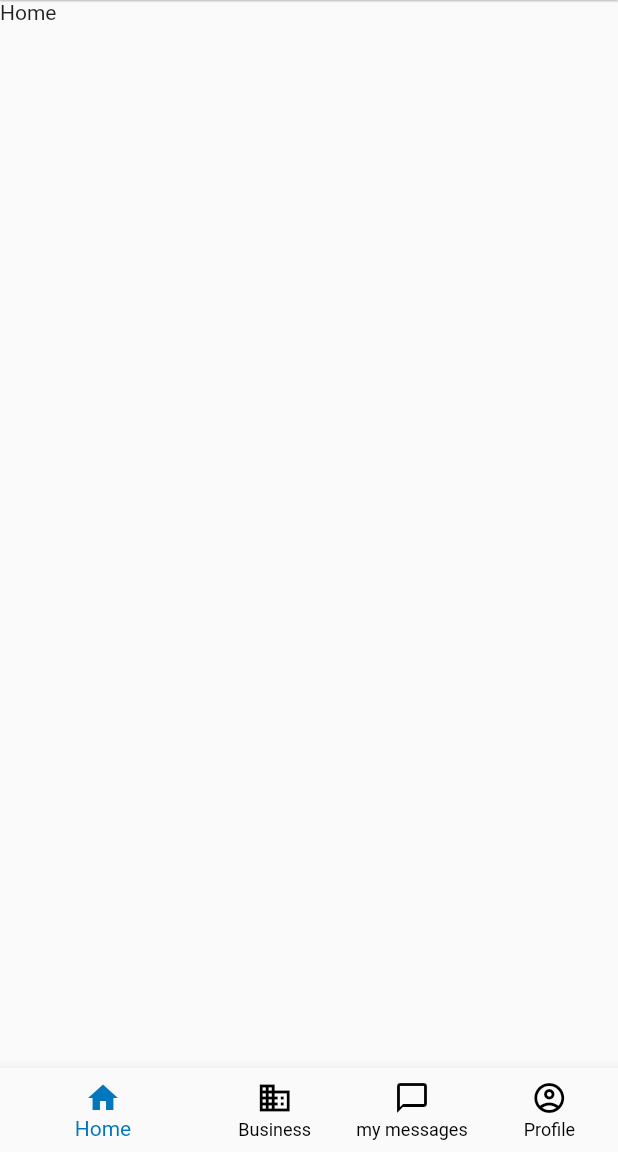
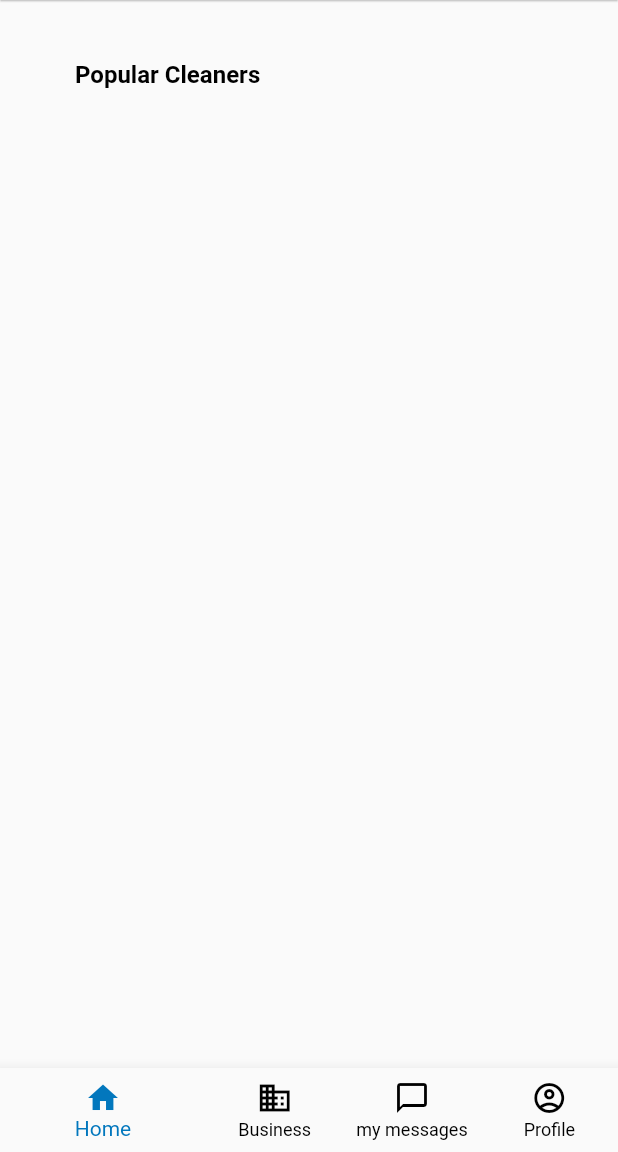
Before and after one commit to amineladraa1/menage_everywhere, a Flutter app: the screen it shows after launch, on a phone screen of 412 x 824 dp, the part 84-1236 px from its top. Run offline on Flutter 3.47's test engine with Material 2 defaults, Android fonts, the phone set to English and light mode, and no system bars.

Commit message:
added padding and styling to the dashboard

```diff
--- /dev/null
+++ b/lib/components/dashboard.dart
@@ -0,0 +1,34 @@
+import 'package:flutter/material.dart';
+
+
+
+
+class Dashboard extends StatefulWidget {
+  const Dashboard({Key? key}) : super(key: key);
+
+  @override
+  _DashboardState createState() => _DashboardState();
+}
+
+class _DashboardState extends State<Dashboard> {
+  @override
+  Widget build(BuildContext context) {
+    return Padding(
+      padding: const EdgeInsets.only(left :50.0 , top: 40.0),
+      child: Column(
+        children:  const [
+          Text(
+            'Popular Cleaners',
+            textAlign: TextAlign.center,
+            style: TextStyle(
+              color: Colors.black,
+              fontWeight: FontWeight.bold,
+              fontSize: 16.0,
+            ),
+          ),
+
+        ],
+      ),
+    );
+  }
+}
--- a/lib/components/home_page.dart
+++ b/lib/components/home_page.dart
@@ -1,6 +1,8 @@
 import 'package:flutter/material.dart';
+import 'package:menage_everywhere/components/dashboard.dart';
 import 'package:menage_everywhere/components/messages.dart';
 import 'package:menage_everywhere/components/my_profile.dart';
+
 
 
 class MyHome extends StatefulWidget {
@@ -13,9 +15,7 @@ class MyHome extends StatefulWidget {
 class _MyHomeState extends State<MyHome> {
   int _selectedIndex = 0;
   static const List<Widget> _widgetOptions = <Widget>[
-    Text(
-      'Home',
-    ),
+    Dashboard(),
     Messages(),
     MyProfile(),
 
@@ -36,7 +36,7 @@ class _MyHomeState extends State<MyHome> {
             color: Colors.black,
           ),),
         ),
-        body: _widgetOptions.elementAt(_selectedIndex),
+        body:  _widgetOptions.elementAt(_selectedIndex),
         bottomNavigationBar: BottomNavigationBar(
           showSelectedLabels: true,
           showUnselectedLabels: true,
```
